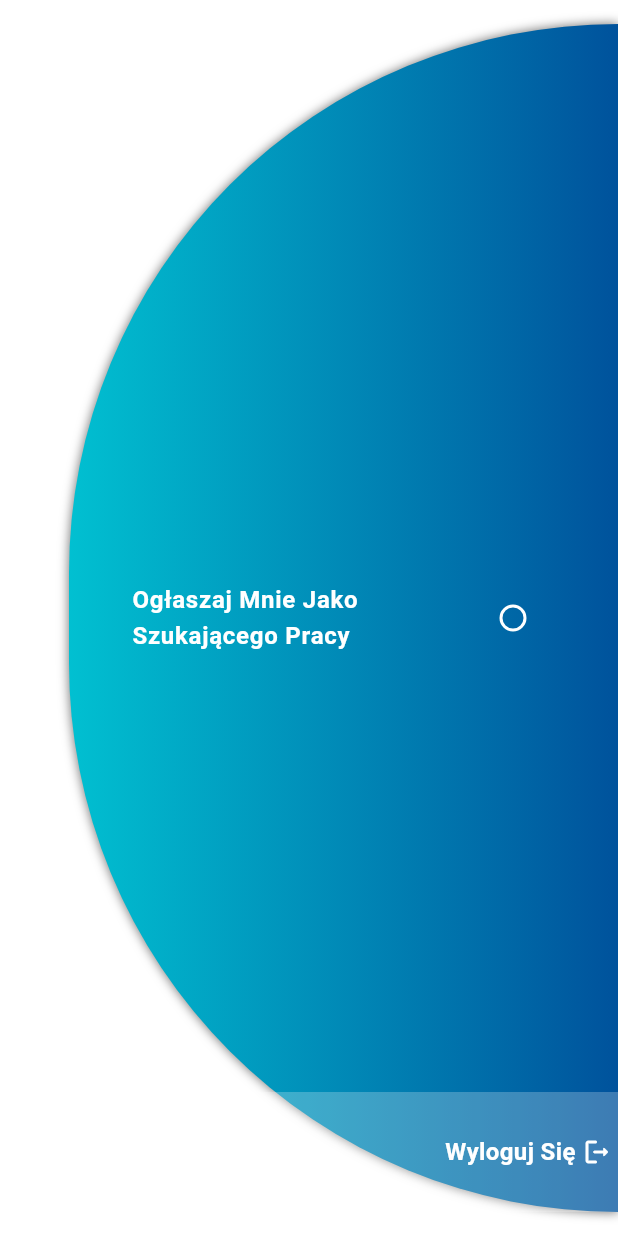
After one commit to malak4822/praktyki_szkolne, a Flutter app: the EditUserPage screen opened directly, swiped to page 2, on a phone screen of 412 x 824 dp. The commit adds this screen. Run offline on Flutter 3.47's test engine with Material 3 defaults, Android fonts, the phone set to English and light mode, and no system bars; our stand-ins replace cloud_firestore, firebase_auth, firebase_core, firebase_storage, font_awesome_flutter, google_fonts and 3 more; accounts and stored records are empty; network calls fail; Roboto replaces fonts that are missing (Overpass).

Commit message:
adding_user_contactboxes

```diff
--- a/lib/models/user_model.dart
+++ b/lib/models/user_model.dart
@@ -4,6 +4,7 @@ class MyUser {
   String userId;
   String username;
   String description;
+  String phoneNum;
   String location;
   int age;
   bool isAccountTypeUser;
@@ -17,9 +18,10 @@ class MyUser {
     required this.userId,
     required this.username,
     required this.age,
+    required this.description,
+    required this.phoneNum,
     required this.location,
     required this.isAccountTypeUser,
-    required this.description,
     required this.skillsSet,
     required this.email,
     required this.profilePicture,
@@ -32,6 +34,7 @@ class MyUser {
       'userId': userId,
       'username': username,
       'description': description,
+      'phoneNum': phoneNum,
       'location': location,
       'age': age,
       'isAccountTypeUser': isAccountTypeUser,
--- a/lib/pages/jobs/addjob.dart
+++ b/lib/pages/jobs/addjob.dart
@@ -89,7 +89,7 @@ class _AddJobState extends State<AddJob> {
                     updateValues(companyName, 'Nazwa Firmy', 1, 24,
                         Icons.business, TextInputType.text, null),
                     const SizedBox(height: 12),
-                    updateValues(jobEmail, 'Email Kontaktowy', 1, 24,
+                    updateValues(jobEmail, 'Email', 1, 24,
                         Icons.email, TextInputType.emailAddress, null),
                     const SizedBox(height: 12),
                     updateValues(jobPhone, 'Telefon', 1, 9, Icons.phone,
--- /dev/null
+++ b/lib/pages/user/changeuserprivate.dart
@@ -0,0 +1,93 @@
+import 'package:flutter/material.dart';
+import 'package:prakty/constants.dart';
+import 'package:prakty/models/user_model.dart';
+import 'package:prakty/providers/googlesign.dart';
+import 'package:prakty/services/database.dart';
+import 'package:provider/provider.dart';
+
+class EditPrivUserInfo extends StatelessWidget {
+  const EditPrivUserInfo(
+      {super.key, required this.currentUser, required this.emailCont});
+  final TextEditingController emailCont;
+  final MyUser currentUser;
+  @override
+  Widget build(BuildContext context) {
+    return Scaffold(
+        body: SafeArea(
+      child: Container(
+          color: Colors.white,
+          child: Container(
+              margin: const EdgeInsets.fromLTRB(46, 16, 0, 16),
+              decoration: const BoxDecoration(
+                  gradient: LinearGradient(colors: gradient),
+                  boxShadow: myBoxShadow,
+                  borderRadius:
+                      BorderRadius.horizontal(left: Radius.circular(400))),
+              child: Stack(
+                children: [
+                  Padding(
+                      padding: const EdgeInsets.all(26),
+                      child: Column(
+                        mainAxisAlignment: MainAxisAlignment.center,
+                        children: [
+                          CheckboxListTile(
+                              checkboxShape: RoundedRectangleBorder(
+                                  borderRadius: BorderRadius.circular(10.0)),
+                              activeColor: Colors.white,
+                              side: MaterialStateBorderSide.resolveWith(
+                                  (states) => const BorderSide(
+                                      width: 2, color: Colors.white)),
+                              title: Text(
+                                  "Ogłaszaj Mnie Jako Szukającego Pracy",
+                                  style: fontSize16),
+                              value: Provider.of<GoogleSignInProvider>(context)
+                                  .getCurrentUser
+                                  .jobVacancy,
+                              dense: true,
+                              controlAffinity: ListTileControlAffinity.trailing,
+                              onChanged: (newValue) async {
+                                try {
+                                  var hasVacancy = await MyDb()
+                                      .addUserJobNotice(
+                                          currentUser.userId, newValue);
+                                  if (hasVacancy == false) {
+                                    if (!context.mounted) return;
+                                    Provider.of<GoogleSignInProvider>(context,
+                                            listen: false)
+                                        .userSearchingToogle(newValue);
+                                  }
+                                } catch (e) {
+                                  debugPrint(e.toString());
+                                }
+                              }),
+                        ],
+                      )),
+                  Align(
+                    alignment: Alignment.bottomCenter,
+                    child: InkWell(
+                        onTap: () {
+                          Navigator.pop(context);
+                          Provider.of<GoogleSignInProvider>(context,
+                                  listen: false)
+                              .logout();
+                        },
+                        child: Container(
+                            width: double.infinity,
+                            height: 80,
+                            alignment: Alignment.centerRight,
+                            color: Colors.white24,
+                            child: Row(
+                              mainAxisAlignment: MainAxisAlignment.end,
+                              children: [
+                                Text('Wyloguj Się ', style: fontSize16),
+                                const Icon(Icons.logout_rounded,
+                                    color: Colors.white, size: 20),
+                                const SizedBox(width: 4),
+                              ],
+                            ))),
+                  ),
+                ],
+              ))),
+    ));
+  }
+}
--- /dev/null
+++ b/lib/widgets/contactbox.dart
@@ -0,0 +1,29 @@
+import 'package:flutter/material.dart';
+import 'package:url_launcher/url_launcher.dart';
+
+import '../constants.dart';
+
+Widget contactBox(icon, String command, bool notToEdit, callBack) =>
+    Container(
+      height: 76,
+      decoration: BoxDecoration(
+          gradient: const LinearGradient(colors: gradient),
+          borderRadius: BorderRadius.circular(16),
+          boxShadow: myBoxShadow),
+      child: ElevatedButton.icon(
+        label: const SizedBox(),
+        onPressed: () async {
+          if (command != '') {
+            !await launchUrl(Uri.parse(command));
+          }
+          callBack();
+        },
+        style: ElevatedButton.styleFrom(
+            padding: const EdgeInsets.only(left: 24, right: 16),
+            backgroundColor: notToEdit ? Colors.transparent : Colors.black45,
+            shape: RoundedRectangleBorder(
+                borderRadius: BorderRadius.circular(16))),
+        icon: Icon(icon,
+            size: 32, color: notToEdit ? Colors.white : Colors.white70),
+      ),
+    );
--- a/lib/widgets/inputwindows.dart
+++ b/lib/widgets/inputwindows.dart
@@ -91,7 +91,7 @@ Widget updateValues(myController, hintTxt, maxLines, maxLength, icon,
       } else if (val.length < 7) {
         return 'Liczba Znaków Jest Za Mała';
       }
-      if (hintTxt == 'Email Kontaktowy') {
+      if (hintTxt == 'Email') {
         if (!val.contains('@') || val.length < 7) {
           return 'Email Jest Nie Poprawny';
         }
```
Also changed, not shown: lib/pages/jobs/expandedjob.dart (+13 -27 lines), lib/pages/user/editcontactinfo.dart (added, +37 -0 lines), lib/pages/user/editnamedesc.dart (+6 -7 lines), lib/pages/user/edituserpage.dart (+24 -46 lines), lib/providers/googlesign.dart (+8 -0 lines), lib/services/database.dart (+15 -0 lines), lib/view/userpage.dart (+20 -0 lines), lib/widgets/edituserpopup.dart (+28 -6 lines).
